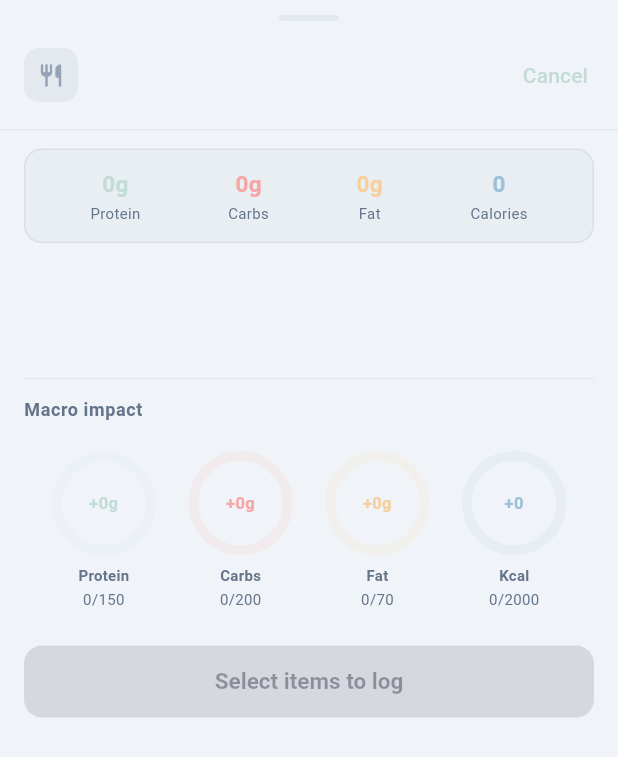
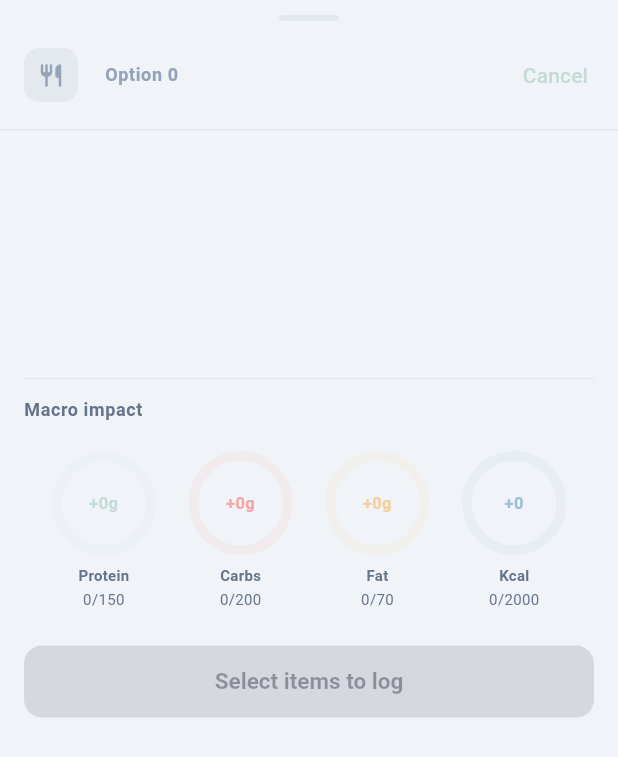
Before and after one commit to worldpeacemetta/WorldPeaceBuilder, a Flutter app: the _MealDetailSheet widget shown alone on an empty page, opened directly with empty values, on a phone screen of 412 x 824 dp. Shown: the top 757 px of the screen. Run offline on Flutter 3.47's test engine with Material 3 defaults, Android fonts, the phone set to English and light mode, and no system bars; our stand-ins replace fl_chart, flutter_riverpod, go_router, image_picker, lottie, shared_preferences and 1 more; missing offline and left inert: mobile_scanner; accounts and stored records are empty; project files that could hold a hidden picture were left out.

Commit message:
smart insight: remove duplicate macro summary card; add option number to detail header
- Remove _MacroSummaryRow from the food list in _MealDetailSheet (it
  duplicated the Macro impact donut section already shown below)
- Show "Option N" label in the detail sheet header next to the meal type
  name so users know which option they are viewing

https://claude.ai/code/session_016WyADvdFpYCxtDYPZFfSyU

```diff
--- a/mobile/lib/widgets/smart_insight_sheet.dart
+++ b/mobile/lib/widgets/smart_insight_sheet.dart
@@ -542,7 +542,7 @@ class _OptionCarouselState extends State<_OptionCarousel>
             optionIdx:     i,
             optionCount:   widget.options.length,
             onViewDetail:  () => _showMealDetailSheet(
-                widget.parentContext, widget.ref, widget.options[i]),
+                widget.parentContext, widget.ref, widget.options[i], i + 1),
             currentMacros: currentMacros,
             goals:         goals,
           ),
@@ -862,6 +862,7 @@ void _showMealDetailSheet(
   BuildContext context,
   WidgetRef ref,
   MealInsight insight,
+  int optionNumber,
 ) {
   final container = ProviderScope.containerOf(context);
   final cardColor  = Theme.of(context).extension<AppColorScheme>()!.card;
@@ -874,7 +875,10 @@ void _showMealDetailSheet(
     ),
     builder: (ctx) => ProviderScope(
       parent: container,
-      child: _MealDetailSheet(insight: insight, parentContext: context),
+      child: _MealDetailSheet(
+          insight: insight,
+          parentContext: context,
+          optionNumber: optionNumber),
     ),
   );
 }
@@ -883,9 +887,11 @@ class _MealDetailSheet extends ConsumerStatefulWidget {
   const _MealDetailSheet({
     required this.insight,
     required this.parentContext,
+    required this.optionNumber,
   });
   final MealInsight insight;
   final BuildContext parentContext;
+  final int optionNumber;
 
   @override
   ConsumerState<_MealDetailSheet> createState() => _MealDetailSheetState();
@@ -980,6 +986,9 @@ class _MealDetailSheetState extends ConsumerState<_MealDetailSheet> {
                       color: color, size: 18),
                 ),
                 const SizedBox(width: 10),
+                Expanded(
+                  child: Row(
+                    children: [
                       Text(
                         mealLabels[widget.insight.meal] ?? widget.insight.meal,
                         style: Theme.of(context)
@@ -987,7 +996,17 @@ class _MealDetailSheetState extends ConsumerState<_MealDetailSheet> {
                             .titleMedium
                             ?.copyWith(fontWeight: FontWeight.w700),
                       ),
-                const Spacer(),
+                      const SizedBox(width: 8),
+                      Text(
+                        'Option ${widget.optionNumber}',
+                        style: Theme.of(context).textTheme.bodySmall?.copyWith(
+                              color: color,
+                              fontWeight: FontWeight.w600,
+                            ),
+                      ),
+                    ],
+                  ),
+                ),
                 TextButton(
                   onPressed: Navigator.of(context).pop,
                   child: const Text('Cancel'),
@@ -996,21 +1015,15 @@ class _MealDetailSheetState extends ConsumerState<_MealDetailSheet> {
             ),
           ),
           Divider(height: 1, color: cs.border),
-          // Food list + macro summary
+          // Food list
           Expanded(
             child: ListView.separated(
               controller: scrollCtrl,
               padding: const EdgeInsets.fromLTRB(16, 12, 16, 16),
-              itemCount: n + 1,
+              itemCount: n,
               separatorBuilder: (_, i) =>
-                  i < n - 1
-                      ? Divider(height: 24, color: cs.border)
-                      : const SizedBox(height: 16),
+                  Divider(height: 24, color: cs.border),
               itemBuilder: (ctx, i) {
-                if (i == n) {
-                  return _MacroSummaryRow(
-                      macros: _selectedMacros, color: color);
-                }
                 final item     = widget.insight.items[i];
                 final im       = item.macros;
                 final selected = _selectedIndices.contains(i);
```
Lines whose indentation alone changed are shown as unchanged.
